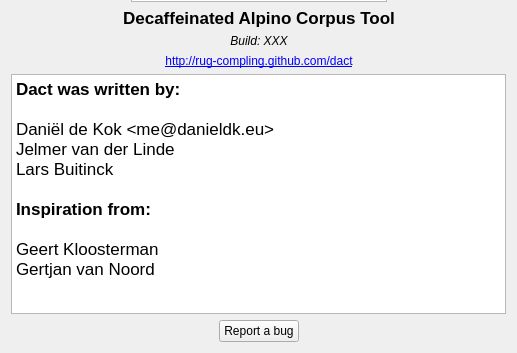
Qt form ui/AboutWindow.ui (rug-compling/dact) before a commit; both pictures show x 0 to 517 and y 249 to 602 of the 517 by 602 pixel window.
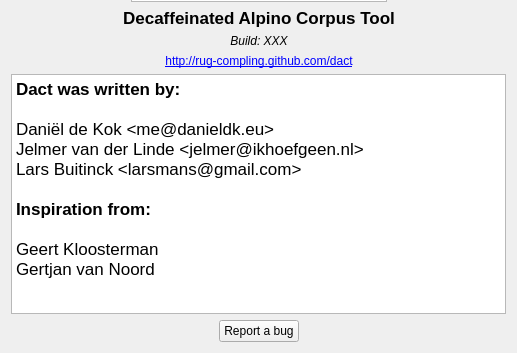
The same form after that commit.

Commit message: AboutDialog: contact information.

What changed in the file:
```diff
--- a/ui/AboutWindow.ui
+++ b/ui/AboutWindow.ui
@@ -163,8 +163,8 @@
 &lt;p style=&quot; margin-top:0px; margin-bottom:0px; margin-left:0px; margin-right:0px; -qt-block-indent:0; text-indent:0px;&quot;&gt;&lt;span style=&quot; font-weight:600;&quot;&gt;Dact was written by:&lt;/span&gt;&lt;/p&gt;
 &lt;p style=&quot;-qt-paragraph-type:empty; margin-top:0px; margin-bottom:0px; margin-left:0px; margin-right:0px; -qt-block-indent:0; text-indent:0px;&quot;&gt;&lt;/p&gt;
 &lt;p style=&quot; margin-top:0px; margin-bottom:0px; margin-left:0px; margin-right:0px; -qt-block-indent:0; text-indent:0px;&quot;&gt;Daniël de Kok &amp;lt;me@danieldk.eu&amp;gt;&lt;/p&gt;
-&lt;p style=&quot; margin-top:0px; margin-bottom:0px; margin-left:0px; margin-right:0px; -qt-block-indent:0; text-indent:0px;&quot;&gt;Jelmer van der Linde&lt;/p&gt;
-&lt;p style=&quot; margin-top:0px; margin-bottom:0px; margin-left:0px; margin-right:0px; -qt-block-indent:0; text-indent:0px;&quot;&gt;Lars Buitinck&lt;/p&gt;
+&lt;p style=&quot; margin-top:0px; margin-bottom:0px; margin-left:0px; margin-right:0px; -qt-block-indent:0; text-indent:0px;&quot;&gt;Jelmer van der Linde &amp;lt;jelmer@ikhoefgeen.nl&amp;gt;&lt;/p&gt;
+&lt;p style=&quot; margin-top:0px; margin-bottom:0px; margin-left:0px; margin-right:0px; -qt-block-indent:0; text-indent:0px;&quot;&gt;Lars Buitinck &amp;lt;larsmans@gmail.com&amp;gt;&lt;/p&gt;
 &lt;p style=&quot;-qt-paragraph-type:empty; margin-top:0px; margin-bottom:0px; margin-left:0px; margin-right:0px; -qt-block-indent:0; text-indent:0px;&quot;&gt;&lt;/p&gt;
 &lt;p style=&quot; margin-top:0px; margin-bottom:0px; margin-left:0px; margin-right:0px; -qt-block-indent:0; text-indent:0px;&quot;&gt;&lt;span style=&quot; font-weight:600;&quot;&gt;Inspiration from:&lt;/span&gt;&lt;/p&gt;
 &lt;p style=&quot;-qt-paragraph-type:empty; margin-top:0px; margin-bottom:0px; margin-left:0px; margin-right:0px; -qt-block-indent:0; text-indent:0px;&quot;&gt;&lt;/p&gt;
```
